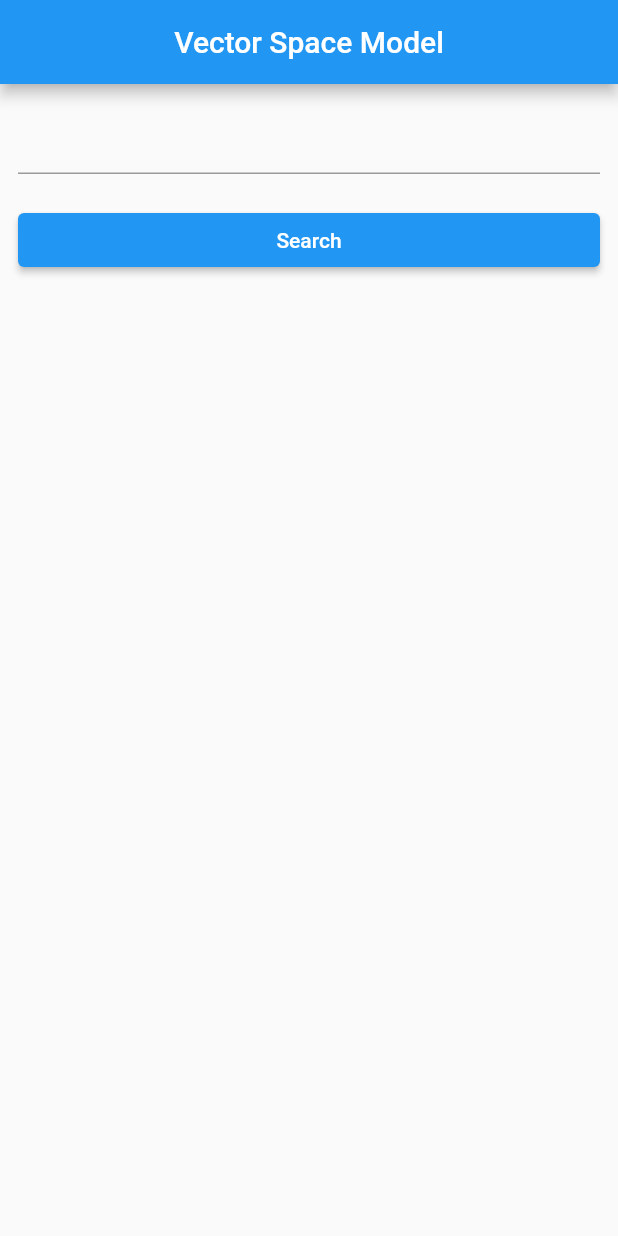
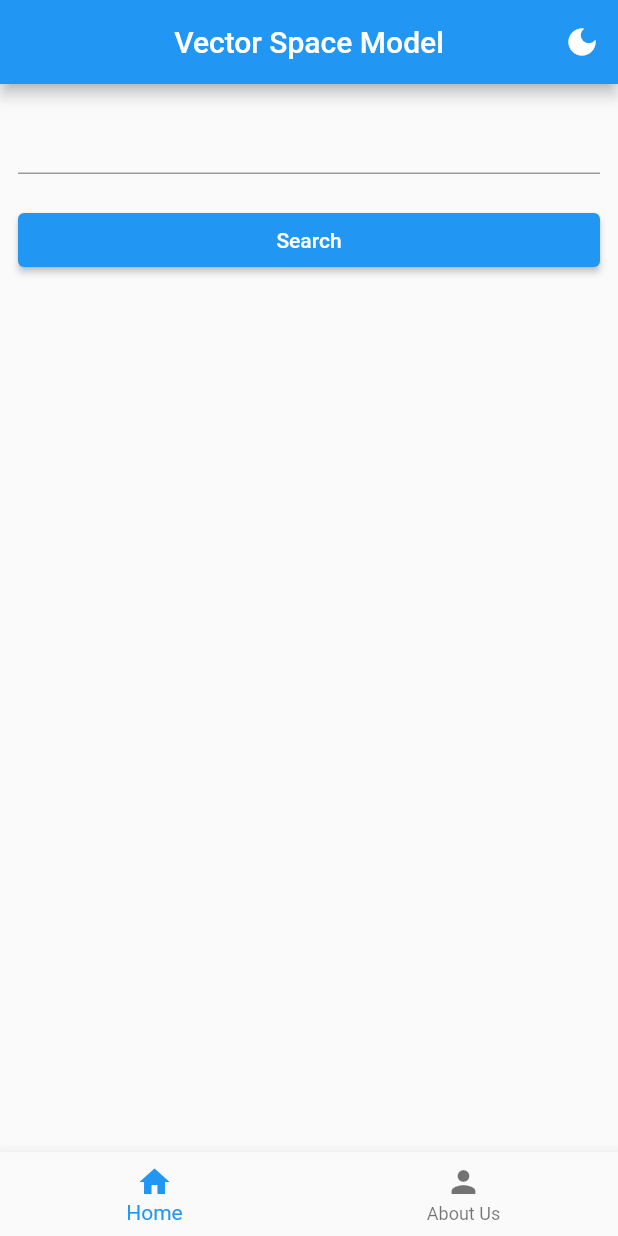
Before and after one commit to bagussubagja/vector-space-model-app, a Flutter app: the screen it shows after launch, on a phone screen of 412 x 824 dp. Run offline on Flutter 3.47's test engine with Material 2 defaults, Android fonts, the phone set to English and light mode, and no system bars.

Commit message:
Add Theme Provider and Group Profile

```diff
--- a/lib/main.dart
+++ b/lib/main.dart
@@ -1,6 +1,8 @@
 import 'package:flutter/material.dart';
 import 'package:provider/provider.dart';
 import 'package:vector_space_model/provider/provider_list.dart';
+import 'package:vector_space_model/provider/theme_provider.dart';
+import 'package:vector_space_model/screen/body_screen.dart';
 import 'package:vector_space_model/screen/home_screen.dart';
 
 void main() {
@@ -23,12 +25,11 @@ class MyApp extends StatelessWidget {
   const MyApp({super.key});
   @override
   Widget build(BuildContext context) {
+    final provider = Provider.of<Themeprovider>(context, listen: true);
     return MaterialApp(
       title: 'Vector Space Model',
-      theme: ThemeData(
-        primarySwatch: Colors.blue,
-      ),
-      home: const HomePageScreen(),
+      theme: provider.theme,
+      home: BodyScreen(),
     );
   }
 }
--- a/lib/model/data_model.dart
+++ b/lib/model/data_model.dart
@@ -17,7 +17,7 @@ class DataModel {
 
   int documentId;
   String corpus;
-  String scores;
+  double scores;
 
   factory DataModel.fromJson(Map<String, dynamic> json) => DataModel(
     documentId: json["document_id"],
--- a/lib/provider/provider_list.dart
+++ b/lib/provider/provider_list.dart
@@ -1,11 +1,15 @@
 import 'package:provider/provider.dart';
 import 'package:provider/single_child_widget.dart';
 import 'package:vector_space_model/core/data_class.dart';
+import 'package:vector_space_model/provider/theme_provider.dart';
 
 class ProviderList {
   static List<SingleChildWidget> providers = [
     ChangeNotifierProvider(
       create: (_) => DataClass()
-    )
+    ),
+    ChangeNotifierProvider(
+      create: (_) => Themeprovider()
+    ),
   ];
 }
--- /dev/null
+++ b/lib/provider/theme_provider.dart
@@ -0,0 +1,16 @@
+import 'package:flutter/cupertino.dart';
+import 'package:flutter/material.dart';
+
+class Themeprovider extends ChangeNotifier {
+  ThemeData _themeData = ThemeData.light();
+  ThemeData get theme => _themeData;
+  void toogleTheme() {
+    final isDark = _themeData == ThemeData.dark();
+    if (isDark) {
+      _themeData = ThemeData.light();
+    } else {
+      _themeData = ThemeData.dark();
+    }
+    notifyListeners();
+  }
+}
--- /dev/null
+++ b/lib/screen/body_screen.dart
@@ -0,0 +1,38 @@
+import 'package:flutter/material.dart';
+import 'package:vector_space_model/screen/about_us_screen.dart';
+import 'package:vector_space_model/screen/home_screen.dart';
+
+class BodyScreen extends StatefulWidget {
+  BodyScreen({super.key});
+
+  @override
+  State<BodyScreen> createState() => _BodyScreenState();
+}
+
+class _BodyScreenState extends State<BodyScreen> {
+  List<Widget> _body = [const HomePageScreen(), AboutUsScreen()];
+
+  int _currentIndex = 0;
+
+  @override
+  Widget build(BuildContext context) {
+    return Scaffold(
+      body: _body[_currentIndex],
+      bottomNavigationBar: BottomNavigationBar(
+          onTap: (newIndex) {
+            setState(() {
+              _currentIndex = newIndex;
+            });
+          },
+          currentIndex: _currentIndex,
+          items: const [
+            BottomNavigationBarItem(
+              icon: Icon(Icons.home),
+              label: "Home",
+            ),
+            BottomNavigationBarItem(
+                icon: Icon(Icons.person), label: "About Us"),
+          ]),
+    );
+  }
+}
--- a/lib/screen/home_screen.dart
+++ b/lib/screen/home_screen.dart
@@ -1,6 +1,7 @@
 import 'package:flutter/material.dart';
 import 'package:provider/provider.dart';
 import 'package:vector_space_model/core/data_class.dart';
+import 'package:vector_space_model/provider/theme_provider.dart';
 
 class HomePageScreen extends StatefulWidget {
   const HomePageScreen({Key? key}) : super(key: key);
@@ -17,8 +18,16 @@ class _HomePageScreenState extends State<HomePageScreen> {
   @override
   Widget build(BuildContext context) {
     final provider = Provider.of<DataClass>(context, listen: true);
+    final theme = Provider.of<Themeprovider>(context);
     return Scaffold(
       appBar: AppBar(
+        actions: [
+          IconButton(
+              onPressed: () {
+                theme.toogleTheme();
+              },
+              icon: Icon(Icons.dark_mode))
+        ],
         title: const Text('Vector Space Model'),
         centerTitle: true,
       ),
--- a/lib/service/api_service.dart
+++ b/lib/service/api_service.dart
@@ -6,7 +6,7 @@ Future<List<DataModel>?> getDataResult(
     {required String query, required BuildContext context}) async {
   var client = http.Client();
   var uri = Uri.parse(
-      'https://cp4g21.deta.dev/search?query=${query.replaceAll(" ", "+")}');
+      'http://cp4g21.deta.dev/search?query=${query.replaceAll(" ", "+")}');
   try {
     var respone = await client.get(uri);
     if (respone.statusCode == 200) {
```
Also changed, not shown: lib/screen/about_us_screen.dart (added, +49 -0 lines), 1 other file.
